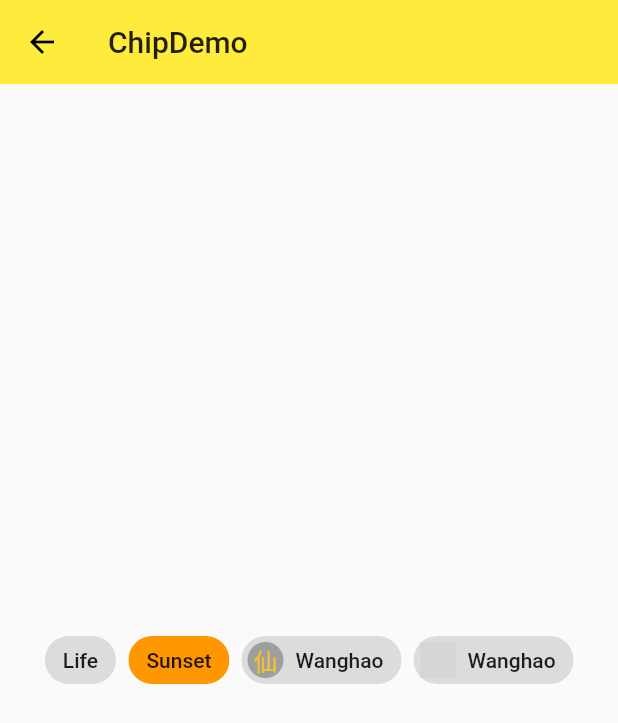
After one commit to SymphonyZhang/practice, a Flutter app: the screen it shows after launch, after a tap on "ChipDemo", on a phone screen of 412 x 824 dp. The commit adds this screen. Shown: the top 723 px of the screen. Run offline on Flutter 3.47's test engine with Material 2 defaults, Android fonts, the phone set to English and light mode, and no system bars; network calls fail; grey boxes are pictures that could not be loaded.

Commit message:
Chip 小碎片

```diff
--- /dev/null
+++ b/lib/demo/chip_demo.dart
@@ -0,0 +1,55 @@
+import 'package:flutter/material.dart';
+
+class ChipDemo extends StatefulWidget {
+  @override
+  ChipDemoState createState() => ChipDemoState();
+}
+
+class ChipDemoState extends State<ChipDemo> {
+  @override
+  Widget build(BuildContext context) {
+    return Scaffold(
+      appBar: AppBar(
+        title: Text('ChipDemo'),
+        elevation: 0.0,
+      ),
+      body:Container(
+        padding: EdgeInsets.all(16.0),
+        child: Column(
+          mainAxisAlignment: MainAxisAlignment.center,
+          children: <Widget>[
+            Row(
+              mainAxisAlignment: MainAxisAlignment.center,
+              children: <Widget>[
+                Chip(
+                  label: Text('Life'),
+                ),
+                SizedBox(width: 8.0,),
+                Chip(
+                  label: Text('Sunset'),
+                  backgroundColor: Colors.orange,
+                ),
+                SizedBox(width: 8.0,),
+                Chip(
+                  label: Text('Wanghao'),
+                  avatar: CircleAvatar(
+                    backgroundColor: Colors.grey,
+                    child: Text('仙'),
+                  ),
+                ),
+                SizedBox(width: 8.0,),
+                Chip(
+                  label: Text('Wanghao'),
+                  avatar: CircleAvatar(
+                    backgroundImage: NetworkImage('http://b-ssl.duitang.com/uploads/item/201708/07/20170807003521_2tEPY.jpeg'),
+                    child: Text('仙'),
+                  ),
+                ),
+              ],
+            ),
+          ],
+        ),
+      ),
+    );
+  }
+}
--- a/lib/demo/material_components.dart
+++ b/lib/demo/material_components.dart
@@ -13,6 +13,7 @@ import './alert_dialog_demo.dart';
 import './bottom_sheet_demo.dart';
 import './snack_bar_demo.dart';
 import './expansion_panel_demo.dart';
+import './chip_demo.dart';
 
 class MaterialComponents extends StatelessWidget {
   @override
@@ -24,6 +25,10 @@ class MaterialComponents extends StatelessWidget {
       ),
       body: ListView(
         children: <Widget>[
+          ListItem(
+            title: 'ChipDemo',
+            page: ChipDemo(),
+          ),
           ListItem(
             title: 'ExpansionPanelDemo',
             page: ExpansionPanelDemo(),
```
